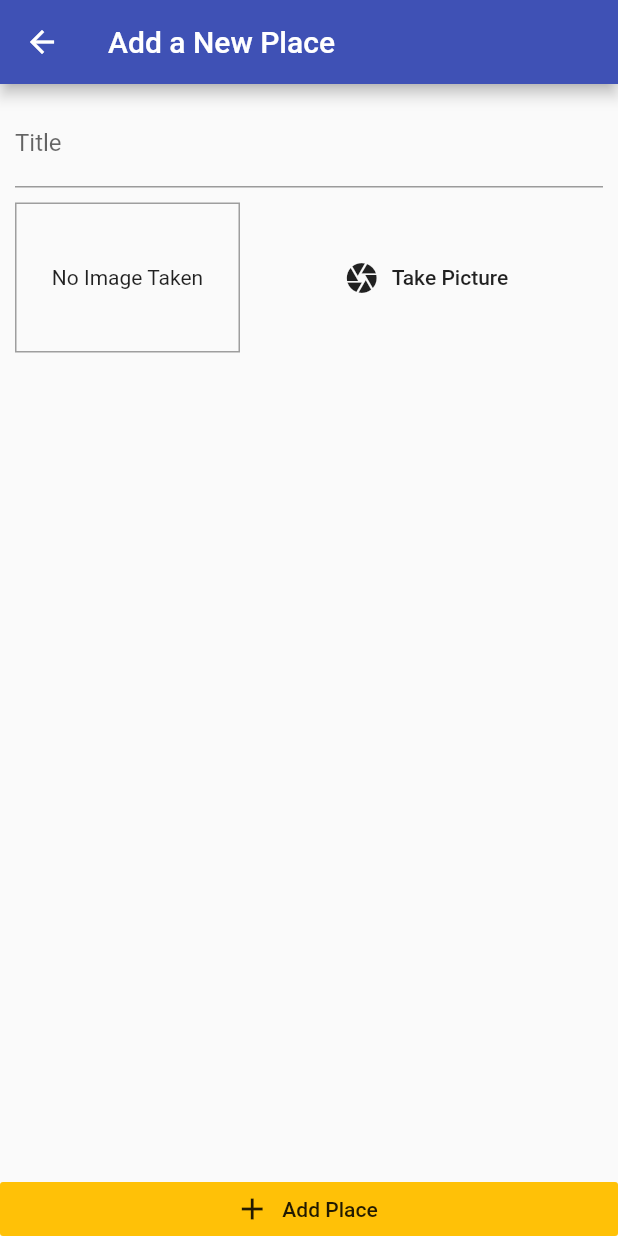
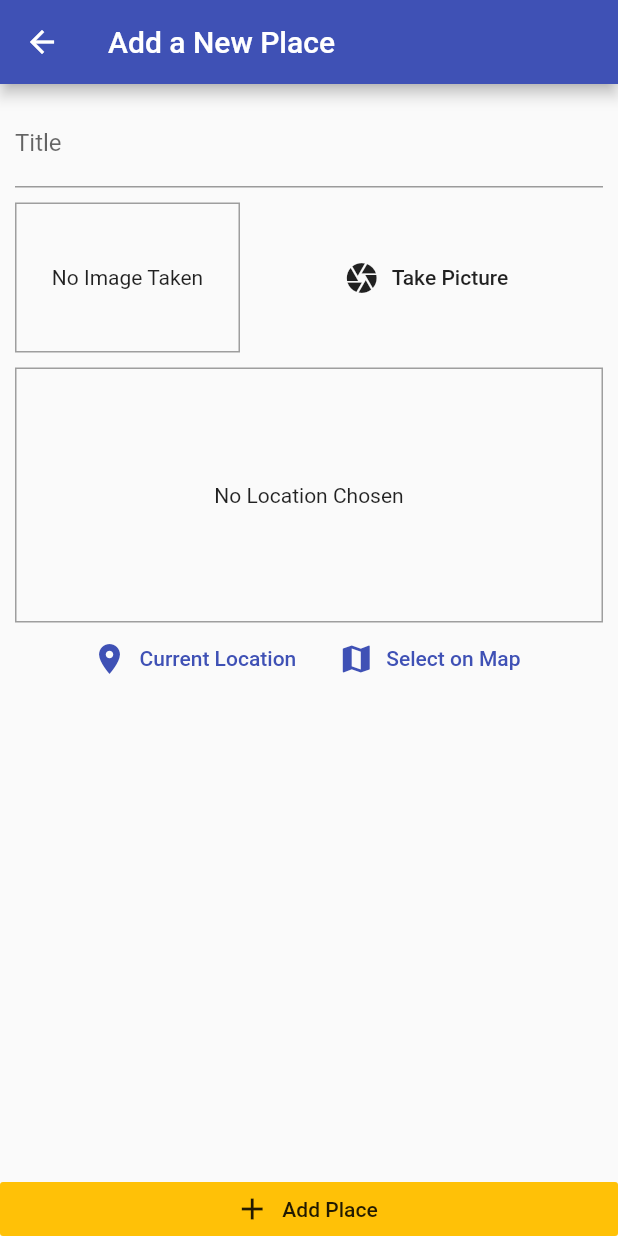
Before and after one commit to TJun-Jie/flutter_place_app, a Flutter app: the screen it shows after launch, after a tap on the "add" icon, on a phone screen of 412 x 824 dp. Run offline on Flutter 3.47's test engine with Material 2 defaults, Android fonts, the phone set to English and light mode, and no system bars; our stand-ins replace google_maps_flutter, image_picker, location, sqflite; accounts and stored records are empty.

Commit message:
Completed app

```diff
--- /dev/null
+++ b/lib/helpers/db_helper.dart
@@ -0,0 +1,24 @@
+import 'package:sqflite/sqflite.dart' as sql;
+import 'package:path/path.dart' as path;
+import 'package:sqflite/sqlite_api.dart';
+
+class DBHelper {
+  static Future<Database> database() async {
+    final dbPath = await sql.getDatabasesPath();
+    return sql.openDatabase(path.join(dbPath, 'places.db'),
+        onCreate: (db, version) {
+      return db.execute(
+          'CREATE TABLE user_places(id TEXT PRIMARY KEY , title TEXT, image TEXT, loc_lat REAL, loc_lng REAL, address TEXT)');
+    }, version: 1);
+  }
+
+  static Future<void> insert(String table, Map<String, Object> data) async {
+    final db = await DBHelper.database();
+    db.insert(table, data, conflictAlgorithm: sql.ConflictAlgorithm.replace);
+  }
+
+  static Future<List<Map<String, dynamic>>> getData(String table) async {
+    final db = await DBHelper.database();
+    return db.query(table);
+  }
+}
--- /dev/null
+++ b/lib/helpers/location_helper.dart
@@ -0,0 +1,21 @@
+import 'dart:convert';
+
+import 'package:http/http.dart' as http;
+
+const GOOGLE_API_KEY = 'AIzaSyBXvyo9mHQe5riixAmWmNYs6mHgPZQIy1I';
+
+class LocationHelper {
+  static String generateLocationPreviewImage(
+      {double latitude, double longitude}) {
+    return 'https://maps.googleapis.com/maps/api/staticmap?center=&$latitude,$longitude&zoom=18&size=600x300&maptype=roadmap&markers=color:red%7Clabel:C%7C$latitude,$longitude&key=$GOOGLE_API_KEY';
+  }
+
+  static Future<String> getPlaceAddress(double lat, double lng) async {
+    final url = Uri.parse(
+        'https://maps.googleapis.com/maps/api/geocode/json?latlng=$lat,$lng&key=$GOOGLE_API_KEY');
+
+    final response = await http.get(url);
+
+    return jsonDecode(response.body)['results'][0]['formatted_address'];
+  }
+}
--- a/lib/main.dart
+++ b/lib/main.dart
@@ -1,5 +1,6 @@
 import 'package:flutter/material.dart';
 import 'package:flutter_complete_guide/screens/add_place_screen.dart';
+import 'package:flutter_complete_guide/screens/place_detail_screen.dart';
 import 'package:flutter_complete_guide/screens/places_list_screen.dart';
 import 'package:flutter_complete_guide/providers/great_places.dart';
 import 'package:provider/provider.dart';
@@ -20,6 +21,7 @@ class MyApp extends StatelessWidget {
         home: PlacesListScreen(),
         routes: {
           AddPlaceScreen.routeName: (ctx) => AddPlaceScreen(),
+          PlaceDetailScreen.routeName: (ctx) => PlaceDetailScreen(),
         },
       ),
     );
--- a/lib/models/place.dart
+++ b/lib/models/place.dart
@@ -6,7 +6,7 @@ class PlaceLocation {
   final double longitude;
   final String address;
 
-  PlaceLocation(
+  const PlaceLocation(
       {@required this.latitude, @required this.longitude, this.address});
 }
 
--- a/lib/providers/great_places.dart
+++ b/lib/providers/great_places.dart
@@ -1,6 +1,8 @@
 import 'dart:io';
 
 import 'package:flutter/foundation.dart';
+import 'package:flutter_complete_guide/helpers/db_helper.dart';
+import 'package:flutter_complete_guide/helpers/location_helper.dart';
 import 'package:flutter_complete_guide/models/place.dart';
 
 class GreatPlaces with ChangeNotifier {
@@ -10,17 +12,52 @@ class GreatPlaces with ChangeNotifier {
     return [..._items];
   }
 
-  void addPlace(
-    String pickedTitle,
-    File pickedImage,
-  ) {
+  Place findById(String id) {
+    return _items.firstWhere((element) => element.id == id);
+  }
+
+  void addPlace(String pickedTitle, File pickedImage,
+      PlaceLocation pickedLocation) async {
+    final address = await LocationHelper.getPlaceAddress(
+        pickedLocation.latitude, pickedLocation.longitude);
+    final updatedLocation = PlaceLocation(
+        latitude: pickedLocation.latitude,
+        longitude: pickedLocation.longitude,
+        address: address);
     final newPlace = Place(
       id: DateTime.now().toString(),
       image: pickedImage,
       title: pickedTitle,
-      location: null,
+      location: updatedLocation,
     );
     _items.add(newPlace);
     notifyListeners();
+    DBHelper.insert('user_places', {
+      'id': newPlace.id,
+      'title': newPlace.title,
+      'image': newPlace.image.path,
+      'loc_lat': newPlace.location.latitude,
+      'loc_lng': newPlace.location.longitude,
+      'address': newPlace.location.address,
+    });
+  }
+
+  Future<void> fetchAndSetPlaces() async {
+    final datalist = await DBHelper.getData('user_places');
+    _items = datalist
+        .map(
+          (item) => Place(
+            id: item['id'],
+            title: item['title'],
+            image: File(item['image']),
+            location: PlaceLocation(
+              latitude: item['loc_lat'],
+              longitude: item['loc_lng'],
+              address: item['address'],
+            ),
+          ),
+        )
+        .toList();
+    notifyListeners();
   }
 }
--- a/lib/screens/add_place_screen.dart
+++ b/lib/screens/add_place_screen.dart
@@ -1,34 +1,43 @@
 import 'dart:io';
 
 import 'package:flutter/material.dart';
+import 'package:flutter_complete_guide/models/place.dart';
 import 'package:flutter_complete_guide/providers/great_places.dart';
 import 'package:flutter_complete_guide/widgets/image_input.dart';
+import 'package:flutter_complete_guide/widgets/location_input.dart';
 import 'package:provider/provider.dart';
 
 class AddPlaceScreen extends StatefulWidget {
+  AddPlaceScreen({Key key}) : super(key: key);
+
   static const routeName = '/add-place';
-  AddPlaceScreen({Key key}) : super(key: key);
 
   @override
   _AddPlaceScreenState createState() => _AddPlaceScreenState();
 }
 
 class _AddPlaceScreenState extends State<AddPlaceScreen> {
+  File _pickedImage;
+  PlaceLocation _pickedLocation;
   final _titleController = TextEditingController();
-
-  File _pickedImage;
 
   void _selectImage(File pickedImage) {
     _pickedImage = pickedImage;
   }
 
   void _savePlace() {
-    if (_titleController.text.isEmpty || _pickedImage == null) {
+    if (_titleController.text.isEmpty ||
+        _pickedImage == null ||
+        _pickedLocation == null) {
       return;
     }
     Provider.of<GreatPlaces>(context, listen: false)
-        .addPlace(_titleController.text, _pickedImage);
+        .addPlace(_titleController.text, _pickedImage, _pickedLocation);
     Navigator.of(context).pop();
+  }
+
+  void _selectPlace(double lat, double lng) {
+    _pickedLocation = PlaceLocation(latitude: lat, longitude: lng);
   }
 
   @override
@@ -57,6 +66,12 @@ class _AddPlaceScreenState extends State<AddPlaceScreen> {
                       ImageInput(
                         onSelectImage: _selectImage,
                       ),
+                      SizedBox(
+                        height: 10,
+                      ),
+                      LocationInput(
+                        onSelectPlace: _selectPlace,
+                      ),
                     ],
                   ),
                 ),
--- a/lib/screens/places_list_screen.dart
+++ b/lib/screens/places_list_screen.dart
@@ -1,6 +1,7 @@
 import 'package:flutter/material.dart';
 import 'package:flutter_complete_guide/providers/great_places.dart';
 import 'package:flutter_complete_guide/screens/add_place_screen.dart';
+import 'package:flutter_complete_guide/screens/place_detail_screen.dart';
 import 'package:provider/provider.dart';
 
 class PlacesListScreen extends StatelessWidget {
@@ -21,17 +22,32 @@ class PlacesListScreen extends StatelessWidget {
         ],
       ),
       body: Center(
-        child: Consumer<GreatPlaces>(
-          builder: (context, greatPlaces, ch) => greatPlaces.items.length <= 0
+        child: FutureBuilder(
+          future: Provider.of<GreatPlaces>(context, listen: false)
+              .fetchAndSetPlaces(),
+          builder: (context, snapshot) => snapshot.connectionState ==
+                  ConnectionState.waiting
+              ? Center(
+                  child: CircularProgressIndicator(),
+                )
+              : Consumer<GreatPlaces>(
+                  builder: (context, greatPlaces, ch) =>
+                      greatPlaces.items.length <= 0
                           ? ch
                           : ListView.builder(
                               itemBuilder: (ctx, i) => ListTile(
                                 leading: CircleAvatar(
-                      backgroundImage: FileImage(greatPlaces.items[i].image),
+                                  backgroundImage:
+                                      FileImage(greatPlaces.items[i].image),
                                 ),
                                 title: Text(greatPlaces.items[i].title),
+                                subtitle:
+                                    Text(greatPlaces.items[i].location.address),
                                 onTap: () {
                                   //go to detail page
+                                  Navigator.of(context).pushNamed(
+                                      PlaceDetailScreen.routeName,
+                                      arguments: greatPlaces.items[i].id);
                                 },
                               ),
                               itemCount: greatPlaces.items.length,
@@ -41,6 +57,7 @@ class PlacesListScreen extends StatelessWidget {
                   ),
                 ),
         ),
+      ),
     );
   }
 }
--- a/lib/widgets/image_input.dart
+++ b/lib/widgets/image_input.dart
@@ -7,7 +7,9 @@ import 'package:path_provider/path_provider.dart' as syspaths;
 
 class ImageInput extends StatefulWidget {
   ImageInput({Key key, this.onSelectImage}) : super(key: key);
+
   final Function onSelectImage;
+
   @override
   _ImageInputState createState() => _ImageInputState();
 }
--- /dev/null
+++ b/lib/widgets/location_input.dart
@@ -0,0 +1,101 @@
+import 'package:flutter/material.dart';
+import 'package:flutter_complete_guide/helpers/location_helper.dart';
+import 'package:flutter_complete_guide/screens/map_screen.dart';
+import 'package:google_maps_flutter/google_maps_flutter.dart';
+import 'package:location/location.dart';
+
+class LocationInput extends StatefulWidget {
+  LocationInput({Key key, this.onSelectPlace}) : super(key: key);
+
+  final Function onSelectPlace;
+
+  @override
+  _LocationInputState createState() => _LocationInputState();
+}
+
+class _LocationInputState extends State<LocationInput> {
+  String _previewImageUrl;
+
+  void _showPreview(double lat, double lng) {
+    final staticMapImageUrl = LocationHelper.generateLocationPreviewImage(
+      latitude: lat,
+      longitude: lng,
+    );
+    setState(() {
+      _previewImageUrl = staticMapImageUrl;
+    });
+  }
+
+  Future<void> _getCurrentUserLocation() async {
+    try {
+      final locData = await Location().getLocation();
+      _showPreview(locData.latitude, locData.longitude);
+      widget.onSelectPlace(locData.latitude, locData.longitude);
+    } catch (err) {
+      return;
+    }
+  }
+
+  Future<void> _selectOnMap() async {
+    final selectedLocation = await Navigator.of(context).push<LatLng>(
+      MaterialPageRoute(
+        fullscreenDialog: true,
+        builder: (ctx) => MapScreen(
+          isSelecting: true,
+        ),
+      ),
+    );
+    if (selectedLocation == null) {
+      return;
+    }
+    _showPreview(selectedLocation.latitude, selectedLocation.longitude);
+    widget.onSelectPlace(selectedLocation.latitude, selectedLocation.longitude);
+  }
+
+  @override
+  Widget build(BuildContext context) {
+    return Column(
+      children: [
+        Container(
+          decoration: BoxDecoration(
+            border: Border.all(width: 1, color: Colors.grey),
+          ),
+          height: 170,
+          width: double.infinity,
+          alignment: Alignment.center,
+          child: _previewImageUrl == null
+              ? Text(
+                  'No Location Chosen',
+                  textAlign: TextAlign.center,
+                )
+              : Image.network(
+                  _previewImageUrl,
+                  fit: BoxFit.cover,
+                  width: double.infinity,
+                ),
+        ),
+        Row(
+          mainAxisAlignment: MainAxisAlignment.center,
+          children: [
+            FlatButton.icon(
+              onPressed: () {
+                _getCurrentUserLocation();
+              },
+              icon: Icon(Icons.location_on),
+              label: Text('Current Location'),
+              textColor: Theme.of(context).primaryColor,
+            ),
+            FlatButton.icon(
+              onPressed: () {
+                _selectOnMap();
+              },
+              icon: Icon(Icons.map),
+              label: Text('Select on Map'),
+              textColor: Theme.of(context).primaryColor,
+            ),
+          ],
+        )
+      ],
+    );
+  }
+}
--- a/pubspec.yaml
+++ b/pubspec.yaml
@@ -32,6 +32,9 @@ dependencies:
   image_picker: ^0.8.2
   path_provider: ^2.0.2
   path: ^1.8.0
+  sqflite: ^2.0.0+3
+  location: ^4.3.0
+  google_maps_flutter: ^2.0.6
 
 dev_dependencies:
   flutter_test:
```
Also changed, not shown: lib/screens/map_screen.dart (added, +66 -0 lines), lib/screens/place_detail_screen.dart (added, +62 -0 lines), pubspec.lock, 2 other files. Lines whose indentation alone changed are shown as unchanged.
